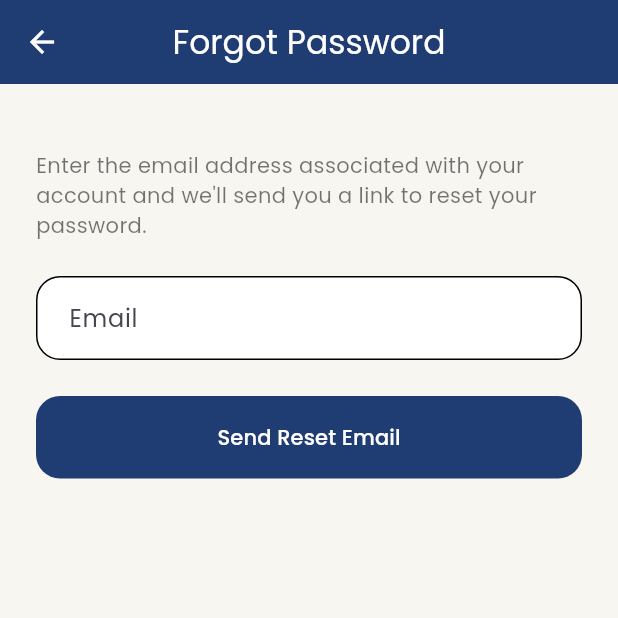
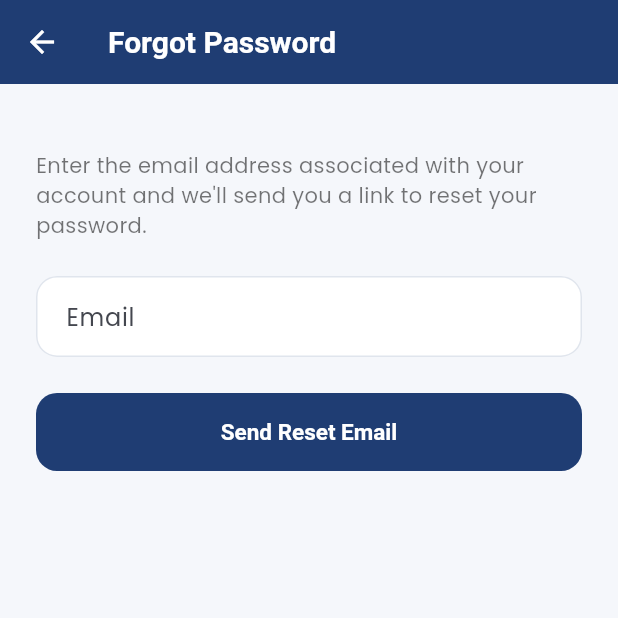
Before and after one commit to ivylinggg/tib_grooming_app, a Flutter app: the screen it shows after launch, after a tap on "Forgot Password?", on a phone screen of 412 x 824 dp, the top half of it. Run offline on Flutter 3.47's test engine with Material 3 defaults, Android fonts, the phone set to English and light mode, and no system bars; our stand-ins replace camera, cloud_firestore, file_picker, firebase_auth, firebase_core, fl_chart and 7 more; missing offline and left inert: dart:html, dart:ui_web, google_mlkit_face_detection; accounts and stored records are empty.

Commit message:
Refresh global UI theme

```diff
--- a/lib/core/theme/app_theme.dart
+++ b/lib/core/theme/app_theme.dart
@@ -4,65 +4,138 @@ import 'package:google_fonts/google_fonts.dart';
 class AppTheme {
   AppTheme._();
 
-  // Brand Colors
   static const Color primary = Color(0xFF1F3D73);
-  static const Color secondary = Color(0xFFF4A62A);
+  static const Color primaryDark = Color(0xFF14284D);
+  static const Color secondary = Color(0xFFF0B24C);
+  static const Color accent = Color(0xFFD9A441);
 
-  static const Color background = Color(0xFFF8F6F1);
+  static const Color background = Color(0xFFF5F7FB);
   static const Color surface = Colors.white;
+  static const Color mutedSurface = Color(0xFFEFF3F8);
+  static const Color text = Color(0xFF182033);
+  static const Color textMuted = Color(0xFF6E7788);
+  static const Color border = Color(0xFFE0E5ED);
 
-  static const Color success = Color(0xFF2ECC71);
-  static const Color warning = Color(0xFFF39C12);
-  static const Color error = Color(0xFFE74C3C);
+  static const Color success = Color(0xFF2E9E6F);
+  static const Color warning = Color(0xFFCB8A1D);
+  static const Color error = Color(0xFFD65252);
 
-  static ThemeData lightTheme = ThemeData(
-    useMaterial3: true,
+  static ThemeData get lightTheme {
+    final base = ThemeData.light(useMaterial3: true);
+    final scheme = ColorScheme.fromSeed(
+      seedColor: primary,
+      brightness: Brightness.light,
+    ).copyWith(
+      primary: primary,
+      onPrimary: Colors.white,
+      secondary: secondary,
+      onSecondary: primaryDark,
+      surface: surface,
+      error: error,
+    );
 
+    return base.copyWith(
+      colorScheme: scheme,
       scaffoldBackgroundColor: background,
-
-    colorScheme: ColorScheme.fromSeed(seedColor: primary, primary: primary),
-
-    textTheme: GoogleFonts.poppinsTextTheme(),
-
+      textTheme: GoogleFonts.poppinsTextTheme(base.textTheme).apply(
+        bodyColor: text,
+        displayColor: text,
+      ),
       appBarTheme: const AppBarTheme(
         backgroundColor: primary,
         foregroundColor: Colors.white,
-      centerTitle: true,
+        centerTitle: false,
         elevation: 0,
+        scrolledUnderElevation: 0,
+        titleTextStyle: TextStyle(
+          color: Colors.white,
+          fontSize: 20,
+          fontWeight: FontWeight.w700,
         ),
-
+      ),
       cardTheme: CardThemeData(
         color: surface,
-      elevation: 3,
-      shape: RoundedRectangleBorder(borderRadius: BorderRadius.circular(18)),
+        elevation: 0,
+        margin: EdgeInsets.zero,
+        surfaceTintColor: Colors.transparent,
+        shape: RoundedRectangleBorder(
+          borderRadius: BorderRadius.all(Radius.circular(20)),
+          side: BorderSide(color: border),
         ),
-
+      ),
+      dividerTheme: const DividerThemeData(
+        color: border,
+        thickness: 1,
+        space: 1,
+      ),
+      inputDecorationTheme: InputDecorationTheme(
+        filled: true,
+        fillColor: surface,
+        contentPadding: const EdgeInsets.symmetric(
+          horizontal: 16,
+          vertical: 15,
+        ),
+        border: const OutlineInputBorder(
+          borderRadius: BorderRadius.all(Radius.circular(14)),
+          borderSide: BorderSide(color: border),
+        ),
+        enabledBorder: const OutlineInputBorder(
+          borderRadius: BorderRadius.all(Radius.circular(14)),
+          borderSide: BorderSide(color: border),
+        ),
+        focusedBorder: const OutlineInputBorder(
+          borderRadius: BorderRadius.all(Radius.circular(14)),
+          borderSide: BorderSide(color: primary, width: 1.5),
+        ),
+        errorBorder: const OutlineInputBorder(
+          borderRadius: BorderRadius.all(Radius.circular(14)),
+          borderSide: BorderSide(color: error),
+        ),
+        prefixIconColor: textMuted,
+      ),
       elevatedButtonTheme: ElevatedButtonThemeData(
         style: ElevatedButton.styleFrom(
           backgroundColor: primary,
           foregroundColor: Colors.white,
-        minimumSize: const Size(double.infinity, 55),
+          minimumSize: const Size(0, 52),
           elevation: 0,
-        shape: RoundedRectangleBorder(borderRadius: BorderRadius.circular(16)),
+          padding: const EdgeInsets.symmetric(horizontal: 18, vertical: 14),
+          shape: const RoundedRectangleBorder(
+            borderRadius: BorderRadius.all(Radius.circular(14)),
+          ),
+          textStyle: const TextStyle(
+            fontWeight: FontWeight.w700,
+            fontSize: 15,
           ),
         ),
-
-    inputDecorationTheme: InputDecorationTheme(
-      filled: true,
-      fillColor: Colors.white,
-
-      contentPadding: const EdgeInsets.symmetric(horizontal: 18, vertical: 16),
-
-      border: OutlineInputBorder(borderRadius: BorderRadius.circular(16)),
-
-      enabledBorder: OutlineInputBorder(
-        borderRadius: BorderRadius.circular(16),
       ),
-
-      focusedBorder: OutlineInputBorder(
-        borderRadius: BorderRadius.circular(16),
-        borderSide: const BorderSide(color: primary, width: 2),
+      outlinedButtonTheme: OutlinedButtonThemeData(
+        style: OutlinedButton.styleFrom(
+          foregroundColor: primary,
+          minimumSize: const Size(0, 50),
+          elevation: 0,
+          padding: const EdgeInsets.symmetric(horizontal: 16, vertical: 13),
+          side: const BorderSide(color: border),
+          shape: const RoundedRectangleBorder(
+            borderRadius: BorderRadius.all(Radius.circular(14)),
           ),
+          textStyle: const TextStyle(
+            fontWeight: FontWeight.w600,
+            fontSize: 14,
+          ),
+        ),
+      ),
+      textButtonTheme: TextButtonThemeData(
+        style: TextButton.styleFrom(
+          foregroundColor: primary,
+          textStyle: const TextStyle(fontWeight: FontWeight.w600),
+        ),
+      ),
+      floatingActionButtonTheme: const FloatingActionButtonThemeData(
+        backgroundColor: primary,
+        foregroundColor: Colors.white,
+        elevation: 2,
       ),
     );
   }
+}
```
Lines whose indentation alone changed are shown as unchanged.
